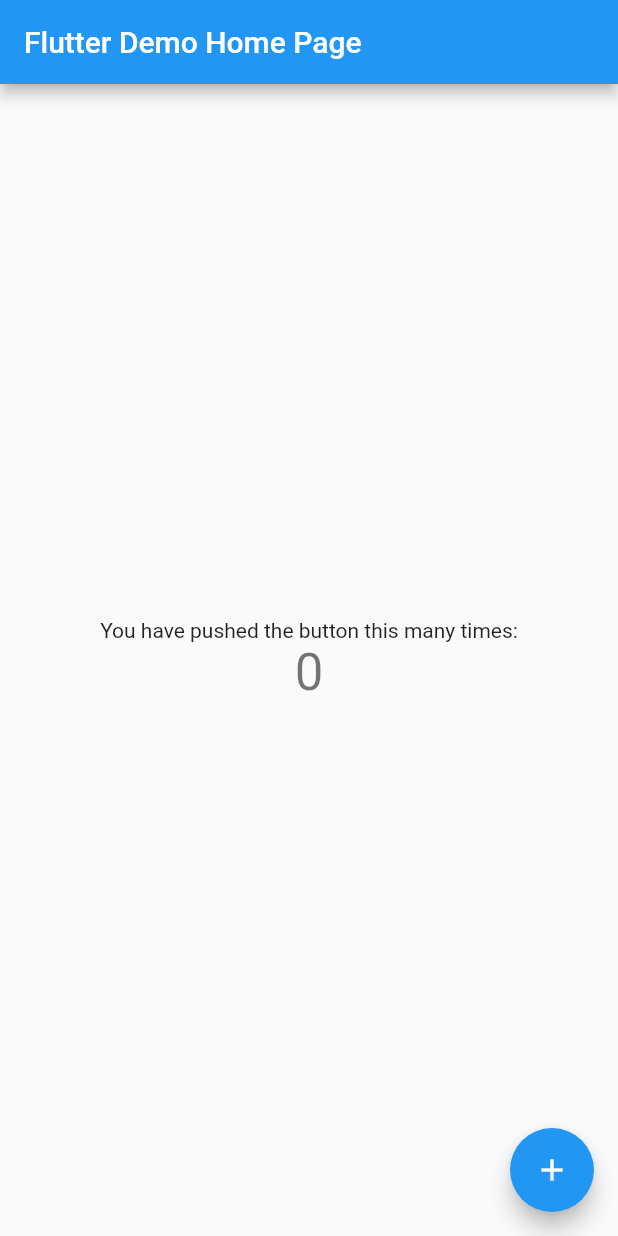
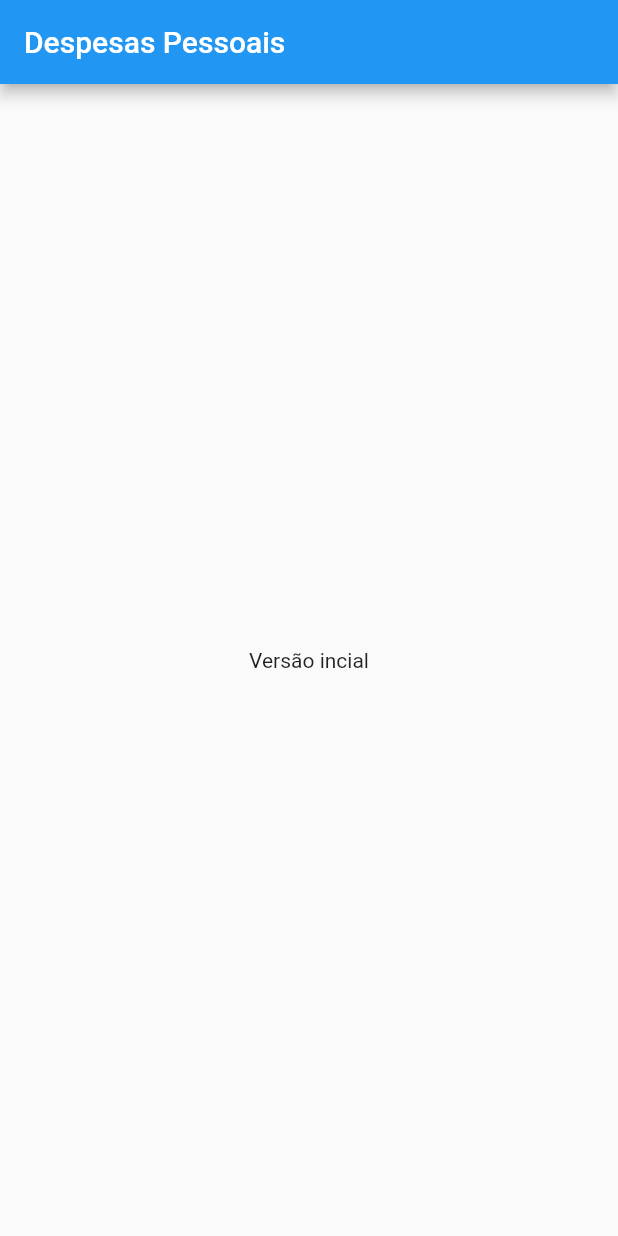
Before and after one commit to jucesargois/expenses, a Flutter app: the screen it shows after launch, on a phone screen of 412 x 824 dp. Run offline on Flutter 3.47's test engine with Material 2 defaults, Android fonts, the phone set to English and light mode, and no system bars.

Commit message:
Edited file main, created ExpensesApp and MyHomePage

```diff
--- a/lib/main.dart
+++ b/lib/main.dart
@@ -1,115 +1,32 @@
 import 'package:flutter/material.dart';
 
-void main() {
-  runApp(const MyApp());
+main() {
+  runApp(const ExpensesApp());
 }
 
-class MyApp extends StatelessWidget {
-  const MyApp({Key? key}) : super(key: key);
+class ExpensesApp extends StatelessWidget {
+  const ExpensesApp({Key? key}) : super(key: key);
 
-  // This widget is the root of your application.
   @override
   Widget build(BuildContext context) {
-    return MaterialApp(
-      title: 'Flutter Demo',
-      theme: ThemeData(
-        // This is the theme of your application.
-        //
-        // Try running your application with "flutter run". You'll see the
-        // application has a blue toolbar. Then, without quitting the app, try
-        // changing the primarySwatch below to Colors.green and then invoke
-        // "hot reload" (press "r" in the console where you ran "flutter run",
-        // or simply save your changes to "hot reload" in a Flutter IDE).
-        // Notice that the counter didn't reset back to zero; the application
-        // is not restarted.
-        primarySwatch: Colors.blue,
-      ),
-      home: const MyHomePage(title: 'Flutter Demo Home Page'),
+    return const MaterialApp(
+      home: MyHomePage(),
     );
   }
 }
 
-class MyHomePage extends StatefulWidget {
-  const MyHomePage({Key? key, required this.title}) : super(key: key);
-
-  // This widget is the home page of your application. It is stateful, meaning
-  // that it has a State object (defined below) that contains fields that affect
-  // how it looks.
-
-  // This class is the configuration for the state. It holds the values (in this
-  // case the title) provided by the parent (in this case the App widget) and
-  // used by the build method of the State. Fields in a Widget subclass are
-  // always marked "final".
-
-  final String title;
-
-  @override
-  State<MyHomePage> createState() => _MyHomePageState();
-}
-
-class _MyHomePageState extends State<MyHomePage> {
-  int _counter = 0;
-
-  void _incrementCounter() {
-    setState(() {
-      // This call to setState tells the Flutter framework that something has
-      // changed in this State, which causes it to rerun the build method below
-      // so that the display can reflect the updated values. If we changed
-      // _counter without calling setState(), then the build method would not be
-      // called again, and so nothing would appear to happen.
-      _counter++;
-    });
-  }
+class MyHomePage extends StatelessWidget {
+  const MyHomePage({Key? key}) : super(key: key);
 
   @override
   Widget build(BuildContext context) {
-    // This method is rerun every time setState is called, for instance as done
-    // by the _incrementCounter method above.
-    //
-    // The Flutter framework has been optimized to make rerunning build methods
-    // fast, so that you can just rebuild anything that needs updating rather
-    // than having to individually change instances of widgets.
-    return Scaffold(
+    return  Scaffold(
       appBar: AppBar(
-        // Here we take the value from the MyHomePage object that was created by
-        // the App.build method, and use it to set our appbar title.
-        title: Text(widget.title),
+        title: const Text('Despesas Pessoais'),
       ),
-      body: Center(
-        // Center is a layout widget. It takes a single child and positions it
-        // in the middle of the parent.
-        child: Column(
-          // Column is also a layout widget. It takes a list of children and
-          // arranges them vertically. By default, it sizes itself to fit its
-          // children horizontally, and tries to be as tall as its parent.
-          //
-          // Invoke "debug painting" (press "p" in the console, choose the
-          // "Toggle Debug Paint" action from the Flutter Inspector in Android
-          // Studio, or the "Toggle Debug Paint" command in Visual Studio Code)
-          // to see the wireframe for each widget.
-          //
-          // Column has various properties to control how it sizes itself and
-          // how it positions its children. Here we use mainAxisAlignment to
-          // center the children vertically; the main axis here is the vertical
-          // axis because Columns are vertical (the cross axis would be
-          // horizontal).
-          mainAxisAlignment: MainAxisAlignment.center,
-          children: <Widget>[
-            const Text(
-              'You have pushed the button this many times:',
-            ),
-            Text(
-              '$_counter',
-              style: Theme.of(context).textTheme.headline4,
-            ),
-          ],
-        ),
+      body:const Center(
+        child: Text('Versão incial'),
       ),
-      floatingActionButton: FloatingActionButton(
-        onPressed: _incrementCounter,
-        tooltip: 'Increment',
-        child: const Icon(Icons.add),
-      ), // This trailing comma makes auto-formatting nicer for build methods.
     );
   }
 }
```
